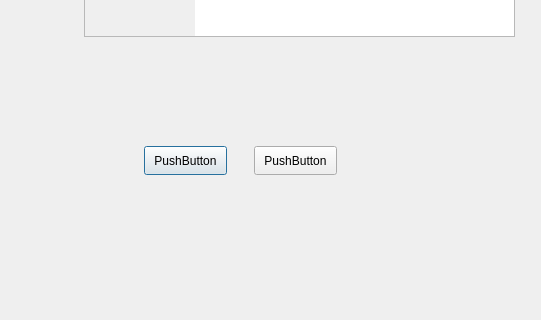
First picture: the form in gamewindow.ui, repository Josue-Echeverria/ProyectoED2, before the edit; both pictures show x 976 to 1517 and y 254 to 574 of the 1517 by 707 pixel window.
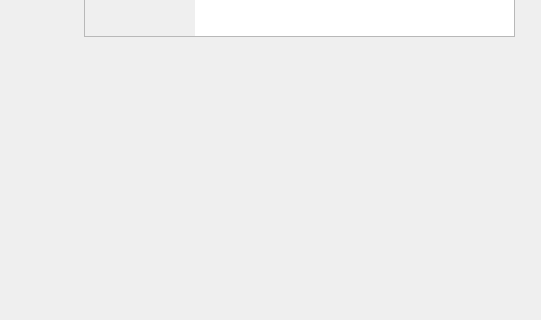
Second picture: the form after the edit.

```diff
--- a/gamewindow.ui
+++ b/gamewindow.ui
@@ -103,32 +103,6 @@
     </property>
    </row>
   </widget>
-  <widget class="QPushButton" name="pushButton">
-   <property name="geometry">
-    <rect>
-     <x>1120</x>
-     <y>400</y>
-     <width>83</width>
-     <height>29</height>
-    </rect>
-   </property>
-   <property name="text">
-    <string>PushButton</string>
-   </property>
-  </widget>
-  <widget class="QPushButton" name="pushButton_2">
-   <property name="geometry">
-    <rect>
-     <x>1230</x>
-     <y>400</y>
-     <width>83</width>
-     <height>29</height>
-    </rect>
-   </property>
-   <property name="text">
-    <string>PushButton</string>
-   </property>
-  </widget>
   <widget class="QLabel" name="ovejaLabel">
    <property name="geometry">
     <rect>
```
Left out of the diff: 3 changed lines with no effect on the pictures.
